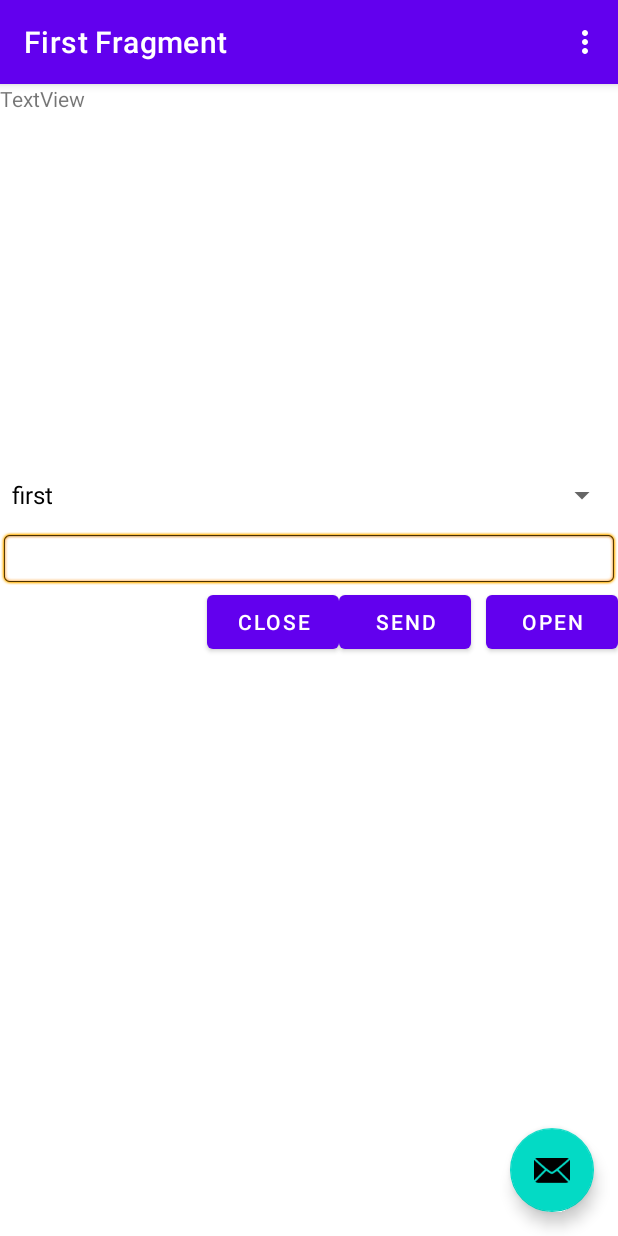
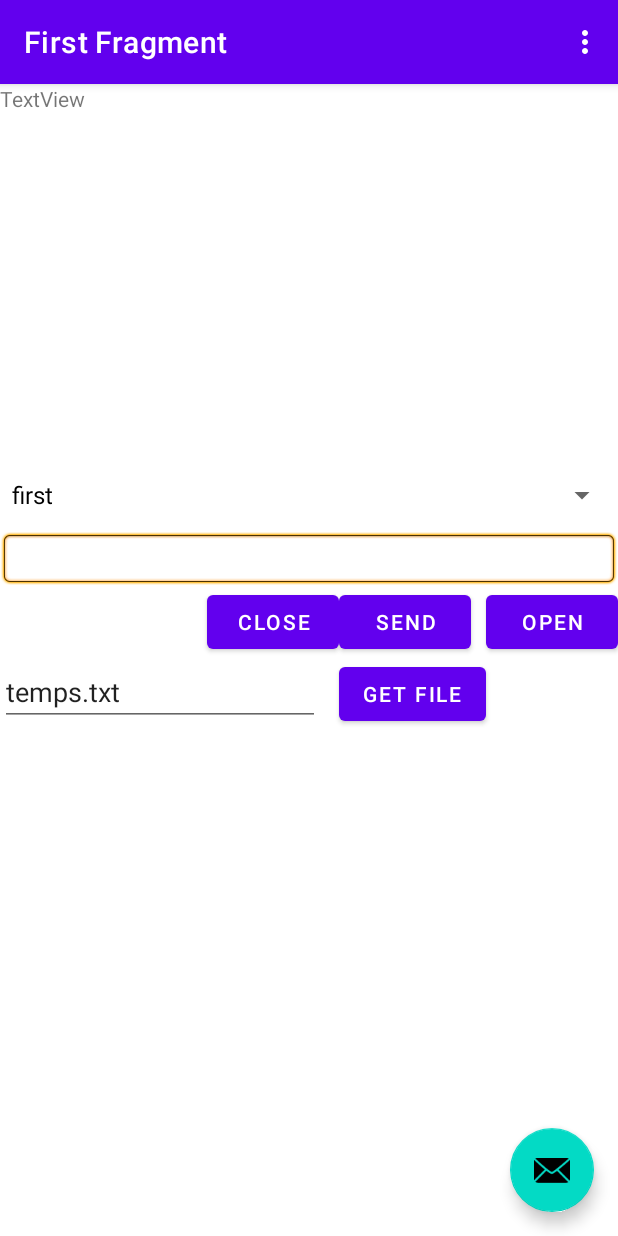
Before and after one commit to raddevus/SoBtEx, an Android app: the screen it shows after launch (MainActivity), on a phone screen of 412 x 824 dp. Run offline under Robolectric (Android 15) with nearby library versions, the phone set to English and light mode, and no system bars; our stand-ins replace navigation-ui; 1 statement that could not run was skipped.

Commit message:
Updates the app so you can retrieve the data from your bluetooth device and save it in a file.  User provides filename in editText and data is retrieved and stored in main downloads directory of the app.  If filename isn't valid it provides the user with a basic error message. If successful, it gives path to stored data.

```diff
--- a/app/src/main/AndroidManifest.xml
+++ b/app/src/main/AndroidManifest.xml
@@ -3,6 +3,8 @@
     package="app.actionmobile.sobtex">
 
     <uses-permission android:name="android.permission.BLUETOOTH" />
+    <uses-permission android:name="android.permission.READ_EXTERNAL_STORAGE"/>
+    <uses-permission android:name="android.permission.WRITE_EXTERNAL_STORAGE"/>
     <application
         android:allowBackup="true"
         android:icon="@mipmap/ic_launcher"
--- a/app/src/main/res/layout/fragment_first.xml
+++ b/app/src/main/res/layout/fragment_first.xml
@@ -47,4 +47,21 @@
     android:layout_toLeftOf="@id/send"
     android:text="Close" />
 
+    <Button
+        android:id="@+id/getFile"
+        android:layout_width="wrap_content"
+        android:layout_height="wrap_content"
+        android:layout_alignLeft="@id/send"
+        android:layout_alignTop="@id/fileName"
+        android:text="Get File" />
+
+    <EditText
+        android:id="@+id/fileName"
+        android:layout_width="wrap_content"
+        android:layout_toLeftOf="@id/fileName"
+        android:layout_height="wrap_content"
+        android:layout_below="@id/close"
+        android:ems="10"
+        android:text="temps.txt" />
+
 </RelativeLayout>
```
Also changed, not shown: app/src/main/java/app/actionmobile/sobtex/FirstFragment.kt (+81 -10 lines).
